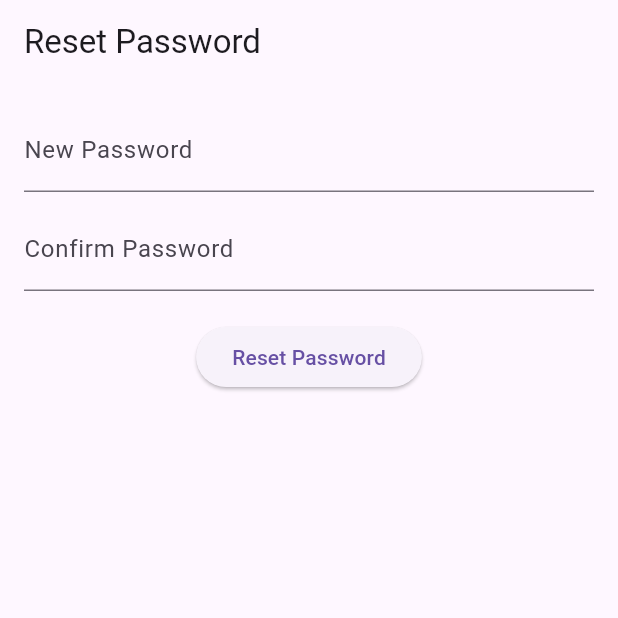
After one commit to NeelSavsani/ExpiroChain-Flutter-Application, a Flutter app: the ResetPasswordScreen screen opened directly, on a phone screen of 412 x 824 dp, the top half of it. The commit adds this screen. Run offline on Flutter 3.47's test engine with Material 3 defaults, Android fonts, the phone set to English and light mode, and no system bars; our stand-ins replace cookie_jar, dio, dio_cookie_manager, file_picker; network calls fail.

Commit message:
Added forgot password in flutter application

```diff
--- a/lib/main.dart
+++ b/lib/main.dart
@@ -2,8 +2,9 @@ import 'package:flutter/material.dart';
 import 'screens/login_screen.dart';
 import 'services/api_service.dart';
 
-void main() {
-  ApiService.init(); // 🔥 IMPORTANT
+void main() async {
+  WidgetsFlutterBinding.ensureInitialized();
+  await ApiService.init();   // 🔥 REQUIRED
   runApp(const MyApp());
 }
 
--- /dev/null
+++ b/lib/screens/reset_password_screen.dart
@@ -0,0 +1,92 @@
+import 'package:flutter/material.dart';
+// import 'api_service.dart';
+import 'package:expirochain_app/services/api_service.dart';
+import 'login_screen.dart';
+
+class ResetPasswordScreen extends StatefulWidget {
+  const ResetPasswordScreen({super.key});
+
+  @override
+  State<ResetPasswordScreen> createState() => _ResetPasswordScreenState();
+}
+
+class _ResetPasswordScreenState extends State<ResetPasswordScreen> {
+  final TextEditingController passController = TextEditingController();
+  final TextEditingController confirmController = TextEditingController();
+
+  bool loading = false;
+
+  void resetPassword() async {
+    if (passController.text != confirmController.text) {
+      ScaffoldMessenger.of(context).showSnackBar(
+        const SnackBar(content: Text("Passwords do not match")),
+      );
+      return;
+    }
+
+    setState(() => loading = true);
+
+    try {
+      final res =
+      await ApiService.resetPassword(passController.text);
+
+      if (res) {
+        ScaffoldMessenger.of(context).showSnackBar(
+          const SnackBar(content: Text("Password reset successful")),
+        );
+
+        Navigator.pushAndRemoveUntil(
+          context,
+          MaterialPageRoute(builder: (_) => const LoginScreen()),
+              (route) => false,
+        );
+      } else {
+        ScaffoldMessenger.of(context).showSnackBar(
+          const SnackBar(content: Text("Failed to reset password")),
+        );
+      }
+    } catch (e) {
+      ScaffoldMessenger.of(context).showSnackBar(
+        SnackBar(content: Text("Error: $e")),
+      );
+    }
+
+    setState(() => loading = false);
+  }
+
+  @override
+  Widget build(BuildContext context) {
+    return Scaffold(
+      appBar: AppBar(title: const Text("Reset Password")),
+      body: Padding(
+        padding: const EdgeInsets.all(16),
+        child: Column(
+          children: [
+            TextField(
+              controller: passController,
+              obscureText: true,
+              decoration: const InputDecoration(
+                labelText: "New Password",
+              ),
+            ),
+            const SizedBox(height: 10),
+            TextField(
+              controller: confirmController,
+              obscureText: true,
+              decoration: const InputDecoration(
+                labelText: "Confirm Password",
+              ),
+            ),
+            const SizedBox(height: 20),
+            ElevatedButton(
+              onPressed: loading ? null : resetPassword,
+              child: loading
+                  ? const CircularProgressIndicator()
+                  : const Text("Reset Password"),
+            ),
+          ],
+        ),
+      ),
+    );
+  }
+}
--- /dev/null
+++ b/lib/services/api_endpoints.dart
@@ -0,0 +1,38 @@
+class ApiEndpoints {
+  // 🔴 CHANGE THIS TO YOUR REAL BASE URL
+  static const String baseUrl =
+      "https://5d73fd3134c9.ngrok-free.app/api";
+
+  // ---------------- AUTH ----------------
+  // static const String login =
+  //     "$baseUrl/login.php";
+  //
+  // static const String register =
+  //     "$baseUrl/register.php";
+  //
+  // static const String verifyOtp =
+  //     "$baseUrl/verify_otp.php";
+  //
+  // static const String sendOtp =
+  //     "$baseUrl/send_otp.php";
+  //
+  // // ---------------- FORGOT PASSWORD (NEW) ----------------
+  // static const String forgotPassword =
+  //     "$baseUrl/forgot_password.php";
+  //
+  // static const String verifyResetOtp =
+  //     "$baseUrl/verify_reset_otp.php";
+  //
+  // static const String resetPassword =
+  //     "$baseUrl/reset_password.php";
+  static const String login = "$baseUrl/login.php";
+
+  // 🔥 REGISTER FLOW
+  static const String sendOtp = "$baseUrl/send_otp.php";
+  static const String verifyOtp = "$baseUrl/verify_otp.php";
+
+  // 🔥 FORGOT PASSWORD FLOW
+  static const String forgotPassword = "$baseUrl/forgot_password.php";
+  static const String verifyResetOtp = "$baseUrl/verify_reset_otp.php";
+  static const String resetPassword = "$baseUrl/reset_password.php";
+}
--- a/pubspec.yaml
+++ b/pubspec.yaml
@@ -8,6 +8,7 @@ environment:
   sdk: ^3.10.7
 
 dependencies:
+  path_provider: ^2.1.2
   flutter:
     sdk: flutter
 
```
Also changed, not shown: lib/core/api_endpoints.dart (deleted, +0 -12 lines), lib/screens/forgot_password_screen.dart (added, +70 -0 lines), lib/screens/login_screen.dart (+32 -4 lines), lib/screens/register_screen.dart (+16 -14 lines), lib/screens/verify_reset_otp_screen.dart (added, +70 -0 lines), lib/services/api_service.dart (+119 -29 lines), pubspec.lock, 1 other file.
